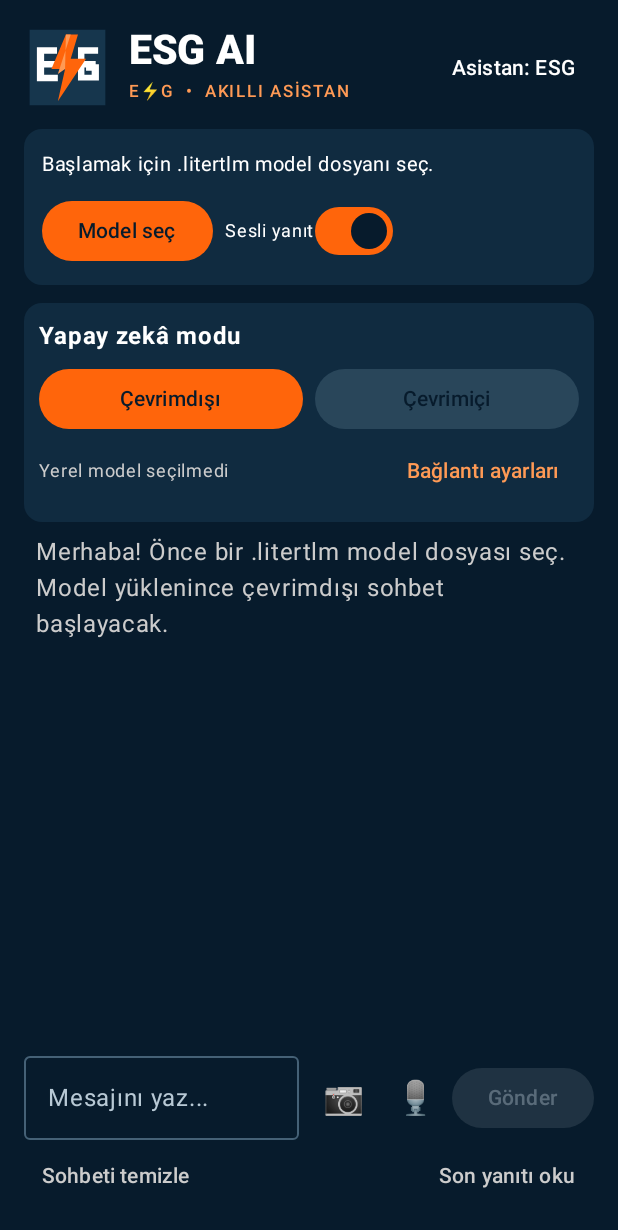
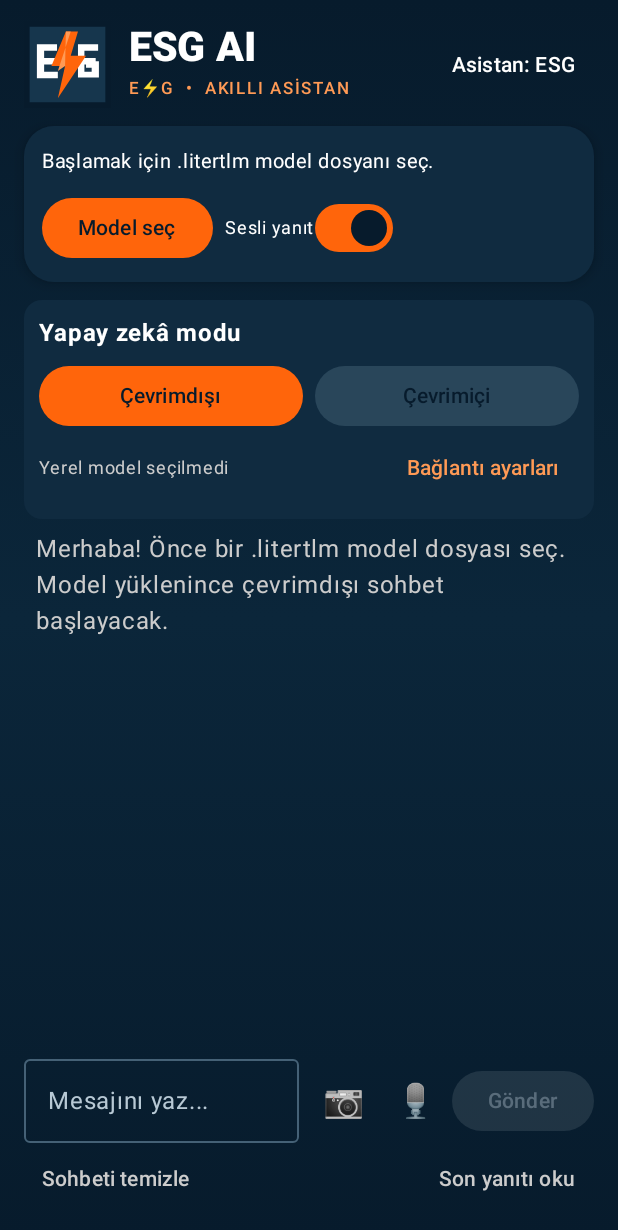
Before and after one commit to aktasoglueren/ESG-AI, an Android app built with Jetpack Compose: the screen it shows after launch (MainActivity), on a phone screen of 412 x 824 dp. Shown: the top 1230 px of the screen. Run offline under Robolectric (Android 15) with nearby library versions, the phone set to English and light mode, and no system bars; libraries missing offline, so code that uses them is left out: com.google.ai.edge.

Commit message:
Polish ESG AI home screen background and cards

```diff
--- a/app/src/main/java/com/esgmuhendislik/esgai/MainActivity.kt
+++ b/app/src/main/java/com/esgmuhendislik/esgai/MainActivity.kt
@@ -23,6 +23,7 @@ import androidx.compose.material3.*
 import androidx.compose.runtime.*
 import androidx.compose.ui.Alignment
 import androidx.compose.ui.Modifier
+import androidx.compose.ui.graphics.Brush
 import androidx.compose.ui.graphics.Color
 import androidx.compose.ui.res.painterResource
 import androidx.compose.ui.text.font.FontWeight
@@ -232,8 +233,8 @@ class MainActivity : ComponentActivity(), TextToSpeech.OnInitListener {
         ) {
             Column(
                 Modifier.fillMaxSize()
-                    .background(Color(0xFF071B2C))
-                    .padding(16.dp)
+                    .background(Brush.verticalGradient(listOf(Color(0xFF071B2C), Color(0xFF0B263A), Color(0xFF071B2C))))
+                    .padding(horizontal = 16.dp, vertical = 14.dp)
             ) {
                 Row(
                     verticalAlignment = Alignment.CenterVertically,
@@ -267,7 +268,7 @@ class MainActivity : ComponentActivity(), TextToSpeech.OnInitListener {
 
                 Spacer(Modifier.height(12.dp))
 
-                Card(colors = CardDefaults.cardColors(containerColor = Color(0xFF102B40))) {
+                Card(shape = RoundedCornerShape(20.dp), elevation = CardDefaults.cardElevation(defaultElevation = 5.dp), colors = CardDefaults.cardColors(containerColor = Color(0xFF102B40))) {
                     Column(Modifier.fillMaxWidth().padding(12.dp)) {
                         Text(status, color = Color.White, fontSize = 13.sp)
                         Spacer(Modifier.height(8.dp))
```
